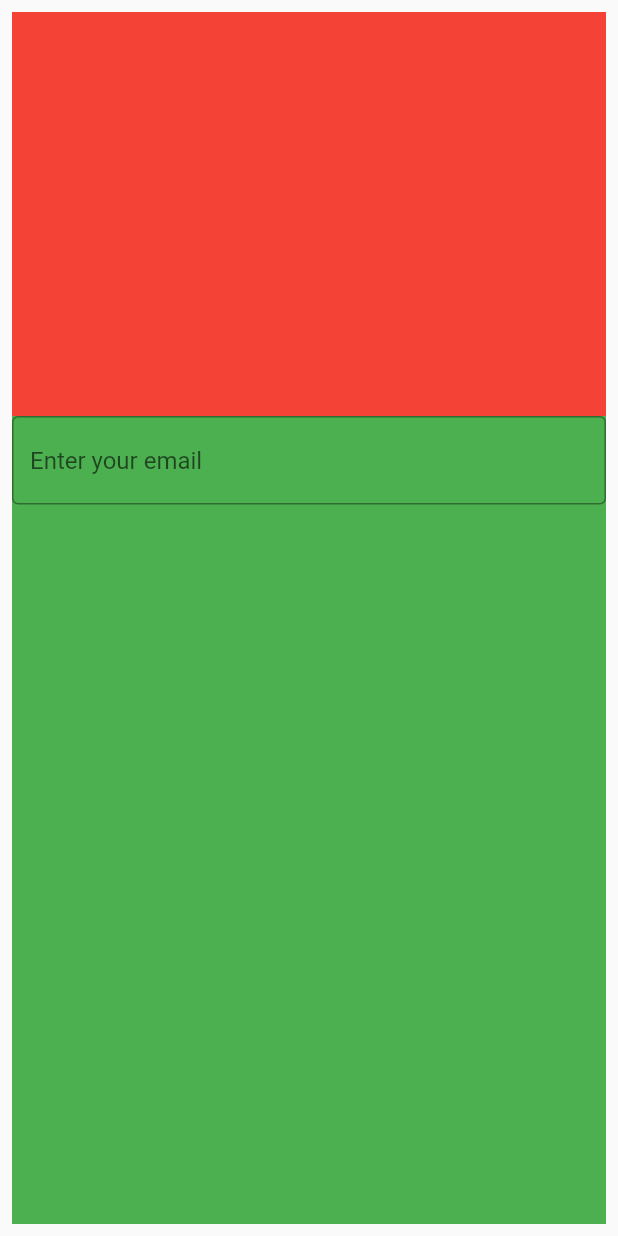
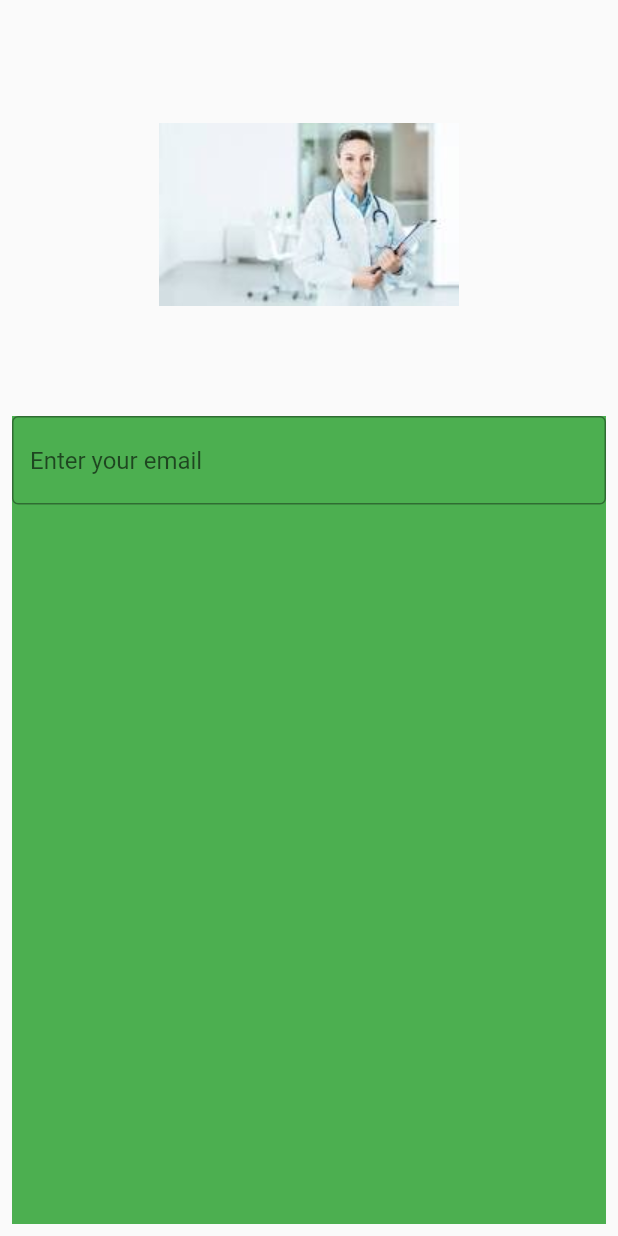
Before and after one commit to Abram-MrRight/DoctorsAppointment-App, a Flutter app: the screen it shows after launch, on a phone screen of 412 x 824 dp. Run offline on Flutter 3.47's test engine with Material 2 defaults, Android fonts, the phone set to English and light mode, and no system bars.

Commit message:
Made some changes

```diff
--- /dev/null
+++ b/lib/consts/images.dart
@@ -0,0 +1,10 @@
+class Appassets{
+  static String imLogin = "assets/images/heart.jpg",
+      imgWelcome = "assets/images/frontPage.jpg",
+       imgSplashBg = "assets/images/eye.jpg",
+      imgSignup = "assets/images/frontPage.jpg",
+      dotorfront = "assets/images/doctorfrontPage.jpg";
+
+
+
+}
--- a/lib/views/login_view/login_view.dart
+++ b/lib/views/login_view/login_view.dart
@@ -1,3 +1,4 @@
+import 'package:doctors_appt/consts/images.dart';
 import 'package:flutter/cupertino.dart';
 import 'package:flutter/material.dart';
 
@@ -11,8 +12,10 @@ class LoginView extends StatelessWidget {
        padding: EdgeInsets.all(8),
        child: Column(
          children: [
-           Expanded(child: Container(
-             color: Colors.red,
+           Expanded(child: Image.asset(
+             Appassets.dotorfront,
+             width: 800,
+             height: 700,
            )),
            Expanded(
                flex: 2,
```
Also changed, not shown: lib/consts/strings.dart (added, +18 -0 lines), pubspec.yaml (+4 -3 lines), assets/images/doctorfrontPage.jpg (added), assets/images/ear.jpg (added), assets/images/eye.jpg (added), assets/images/frontPage.jpg (added), assets/images/heart.jpg (added), lib/consts/colors.dart (added), lib/consts/consts.dart (added), lib/consts/fonts.dart (added).
